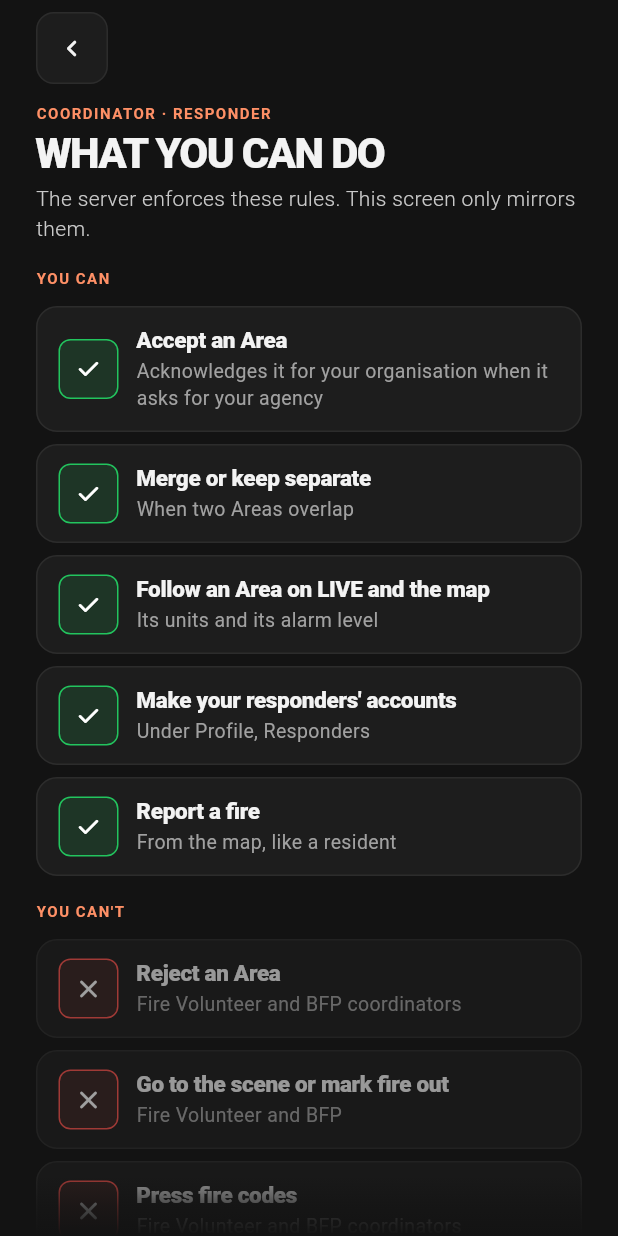
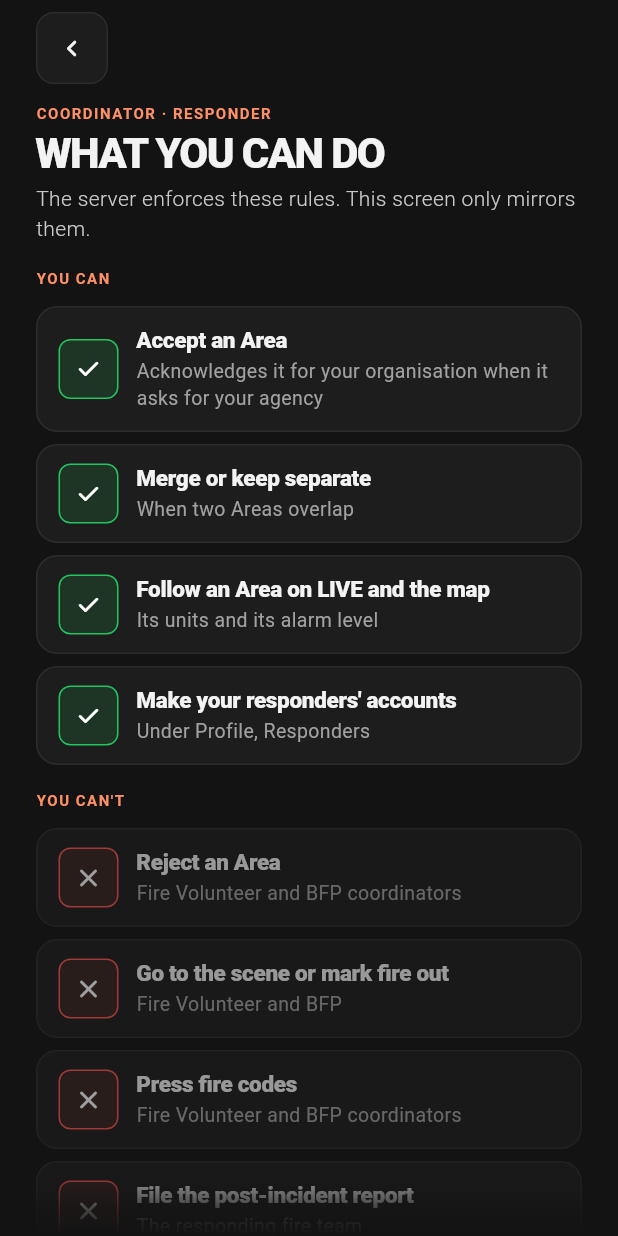
Before and after one commit to M2STZ-Crew/replit-android, a Flutter app: the PermissionsScreen widget shown alone on an empty page, opened directly with empty values, on a phone screen of 412 x 824 dp. Run offline on Flutter 3.47's test engine with Material 3 defaults, Android fonts, the phone set to English and light mode, and no system bars; our stand-ins replace audioplayers, camera, firebase_core, firebase_messaging, flutter_map, flutter_tts and 6 more; missing offline and left inert: flutter_map_location_marker; accounts and stored records are empty; network calls fail; project files that could hold a hidden picture were left out.

Commit message:
What you can do: no staff 'Report a fire' line until the coordinator app has one (C23 not built)
Co-Authored-By: Claude Opus 5.5 <noreply@anthropic.com>

```diff
--- a/lib/screens/coordinator/profile_tab.dart
+++ b/lib/screens/coordinator/profile_tab.dart
@@ -312,7 +312,6 @@ class PermissionsScreen extends StatelessWidget {
             'Its units and its alarm level',
           ),
           ("Make your responders' accounts", 'Under Profile, Responders'),
-          ('Report a fire', 'From the map, like a resident'),
         ],
         cannot: const [
           ('Reject an Area', 'Fire Volunteer and BFP coordinators'),
```
